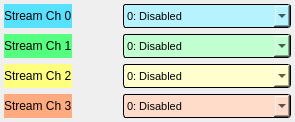
Above: new_look/streams_info.ui from cristinasewell/ATCA_PyDM_Screens before the change. Below: the same form after it.
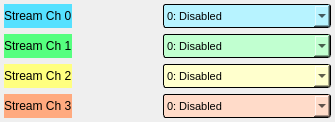
That is the form after the change. Custom widgets are drawn as their Qt base class.

```diff
--- a/new_look/streams_info.ui
+++ b/new_look/streams_info.ui
@@ -6,7 +6,7 @@
    <rect>
     <x>0</x>
     <y>0</y>
-    <width>295</width>
+    <width>335</width>
     <height>122</height>
    </rect>
   </property>
@@ -93,7 +93,7 @@
      </property>
      <property name="minimumSize">
       <size>
-       <width>95</width>
+       <width>165</width>
        <height>20</height>
       </size>
      </property>
```
